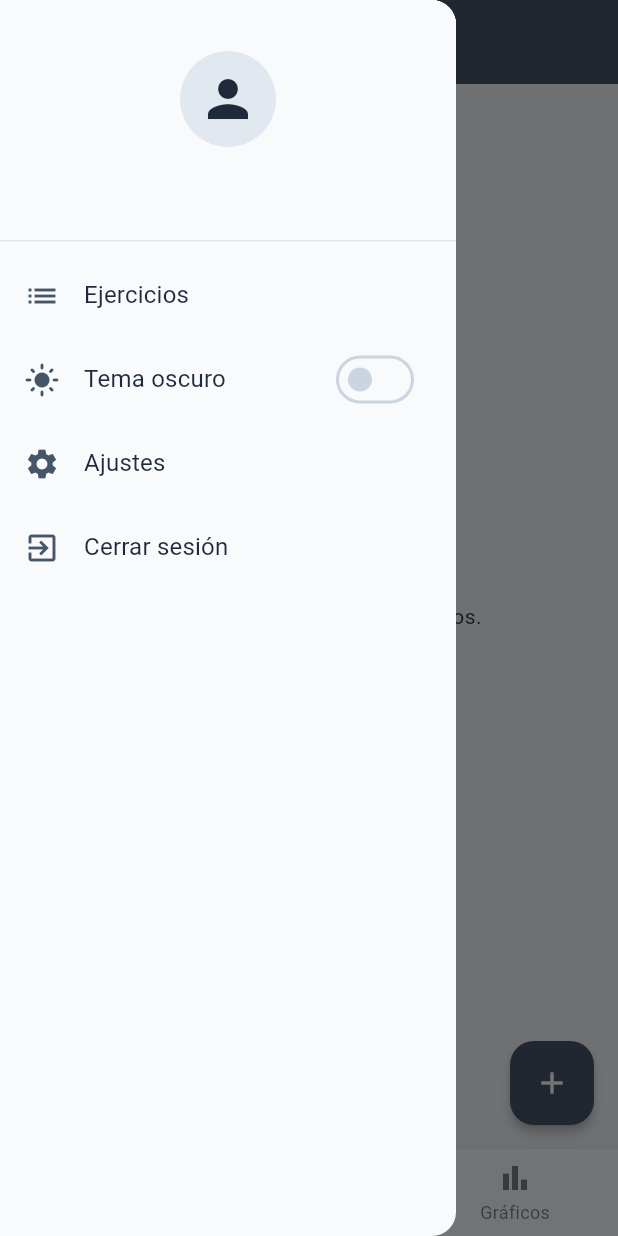
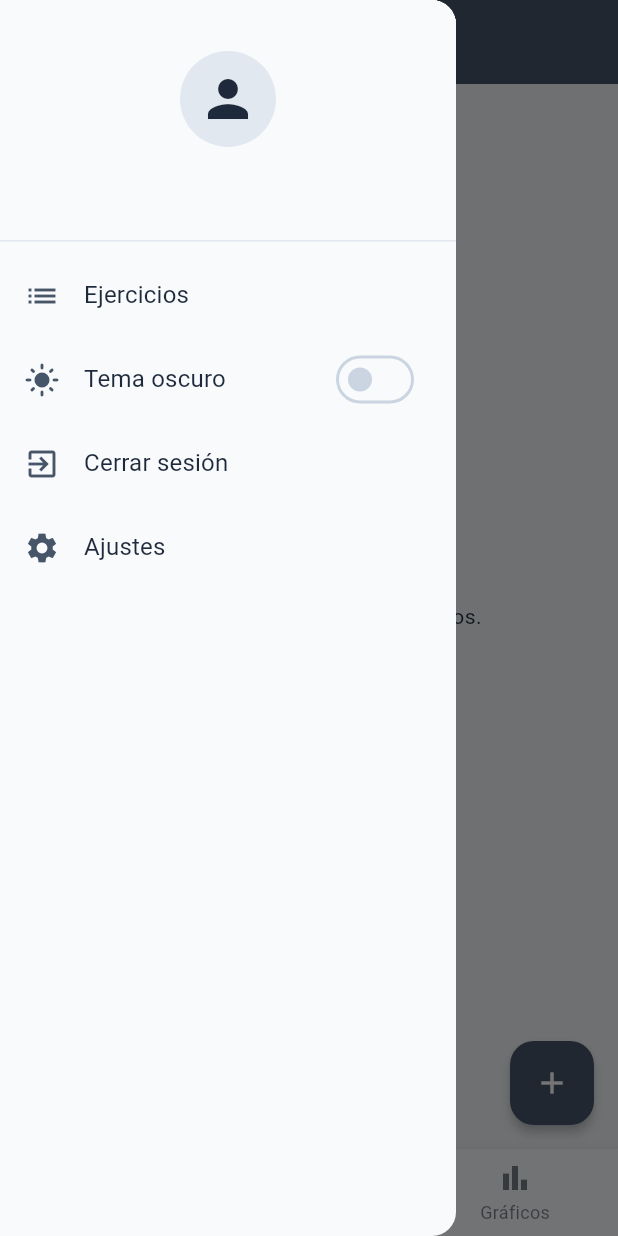
Before and after one commit to marwix127/business_ia, a Flutter app: the screen it shows once a user with an empty profile is signed in, in the side drawer, after a tap on "Cerrar sesión", on a phone screen of 412 x 824 dp. Run offline on Flutter 3.47's test engine with Material 3 defaults, Android fonts, the phone set to English and light mode, and no system bars; our stand-ins replace cloud_firestore, firebase_auth, firebase_core, fl_chart, flutter_dotenv, go_router and 1 more; accounts and stored records are empty; network calls fail.

Commit message:
setting_page added

```diff
--- a/lib/UI/widgets/main_scaffold.dart
+++ b/lib/UI/widgets/main_scaffold.dart
@@ -87,22 +87,23 @@ class MainScaffold extends StatelessWidget {
                 );
               },
             ),
-            ListTile(
-              leading: const Icon(Icons.settings),
-              title: const Text('Ajustes'),
-              selected: currentLocation == '/ajustes',
-              selectedColor: colorScheme.primary,
-              selectedTileColor: colorScheme.primary.withAlpha(31),
-              onTap: () {
-                context.push('/ajustes');
-              },
-            ),
+
             ListTile(
               leading: const Icon(Icons.exit_to_app),
               title: const Text('Cerrar sesión'),
               onTap: () {
                 AuthService().signOut();
                 context.go('/login');
+              },
+            ),
+            ListTile(
+              leading: const Icon(Icons.settings),
+              title: const Text('Ajustes'),
+              selected: currentLocation == '/settings',
+              selectedColor: colorScheme.primary,
+              selectedTileColor: colorScheme.primary.withAlpha(31),
+              onTap: () {
+                context.push('/settings');
               },
             ),
           ],
--- a/lib/router.dart
+++ b/lib/router.dart
@@ -13,6 +13,7 @@ import 'UI/pages/training_page.dart';
 import 'UI/pages/exercises_categories.dart';
 import 'UI/pages/exercises_by_categories.dart';
 import 'UI/pages/grafics_page.dart';
+import 'UI/pages/settings_page.dart';
 
 late final GoRouter router;
 
@@ -80,6 +81,10 @@ GoRouter createRouter(AuthStateNotifier authState) {
             path: '/grafics',
             builder: (context, state) => const GraficsPage(),
           ),
+          GoRoute(
+            path: '/settings',
+            builder: (context, state) => const SettingsPage(),
+          ),
         ],
       ),
     ],
```
Also changed, not shown: lib/UI/pages/settings_page.dart (added, +66 -0 lines), lib/infrastructure/services/firebase/auth_service.dart (+9 -0 lines).
